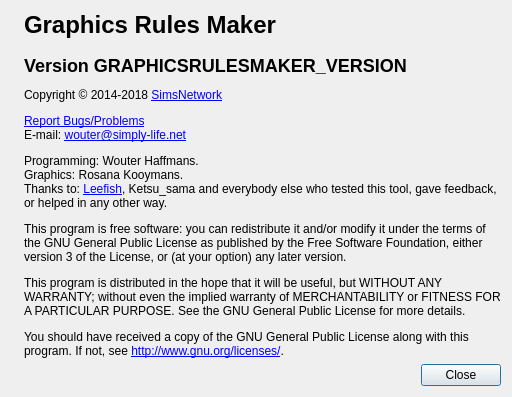
Old version of the form src/graphicsrulesmakerui/aboutdialog.ui in the repository haffmans/graphics-rules-maker.
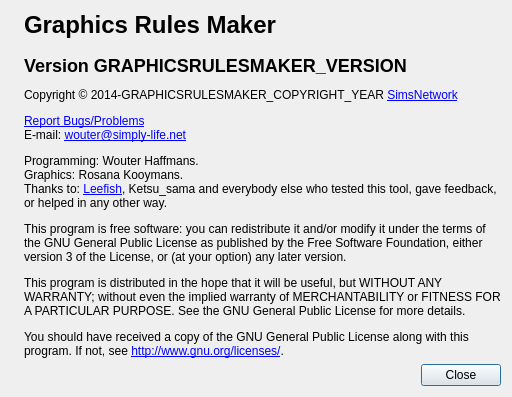
New version of the form. Icons and pictures are not drawn.

Commit message: Generate copyright year from CMake

Diff of the .ui file:
```diff
--- a/src/graphicsrulesmakerui/aboutdialog.ui
+++ b/src/graphicsrulesmakerui/aboutdialog.ui
@@ -7,7 +7,7 @@
     <x>0</x>
     <y>0</y>
     <width>638</width>
-    <height>455</height>
+    <height>473</height>
    </rect>
   </property>
   <property name="windowTitle">
@@ -36,7 +36,7 @@
       <string>&lt;html&gt;&lt;head/&gt;&lt;body&gt;
 &lt;h1&gt;Graphics Rules Maker&lt;/h1&gt;
 &lt;h2&gt;Version GRAPHICSRULESMAKER_VERSION&lt;/h2&gt;
-&lt;p&gt;Copyright © 2014-2018 &lt;a href=&quot;http://www.simsnetwork.com&quot;&gt;SimsNetwork&lt;/a&gt;&lt;/p&gt;
+&lt;p&gt;Copyright © 2014-GRAPHICSRULESMAKER_COPYRIGHT_YEAR &lt;a href=&quot;http://www.simsnetwork.com&quot;&gt;SimsNetwork&lt;/a&gt;&lt;/p&gt;
 &lt;p&gt;&lt;a href=&quot;https://git.simply-life.net/simply-life.net/graphicsrulesmaker/issues&quot;&gt;Report Bugs/Problems&lt;/a&gt;&lt;br/&gt;
 E-mail: &lt;a href=&quot;mailto:wouter@simply-life.net&quot;&gt;wouter@simply-life.net&lt;/a&gt;&lt;/p&gt;
 
```
The commit also changes 6 other files.
